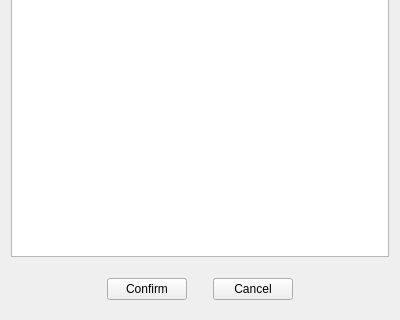
This is src/Editor/Project/KinkSelectionOverlay.ui in RemotelyChaotic/JOIPEngine as Qt 5 draws it before an edit; both pictures show x 0 to 400 and y 180 to 500 of the 400 by 500 pixel window. The edited form follows.
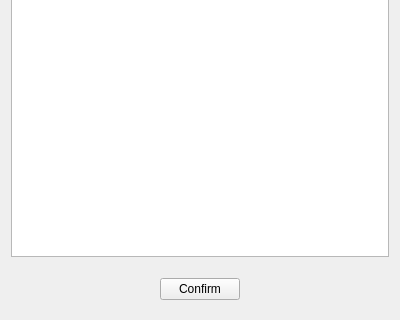
This is the edited form. Custom widgets are drawn as their Qt base class.

What changed in the file:
```diff
--- a/src/Editor/Project/KinkSelectionOverlay.ui
+++ b/src/Editor/Project/KinkSelectionOverlay.ui
@@ -23,22 +23,6 @@
    <item row="2" column="0">
     <widget class="QWidget" name="widget" native="true">
      <layout class="QGridLayout" name="gridLayout">
-      <item row="2" column="2">
-       <spacer name="horizontalSpacer_3">
-        <property name="orientation">
-         <enum>Qt::Horizontal</enum>
-        </property>
-        <property name="sizeType">
-         <enum>QSizePolicy::Fixed</enum>
-        </property>
-        <property name="sizeHint" stdset="0">
-         <size>
-          <width>20</width>
-          <height>20</height>
-         </size>
-        </property>
-       </spacer>
-      </item>
       <item row="2" column="1">
        <widget class="QPushButton" name="pConfirmButton">
         <property name="text">
@@ -59,25 +43,18 @@
         </property>
        </spacer>
       </item>
-      <item row="2" column="5">
-       <spacer name="horizontalSpacer">
-        <property name="orientation">
-         <enum>Qt::Horizontal</enum>
-        </property>
-        <property name="sizeHint" stdset="0">
-         <size>
-          <width>40</width>
-          <height>20</height>
-         </size>
-        </property>
-       </spacer>
-      </item>
       <item row="2" column="3">
-       <widget class="QPushButton" name="pCancelButton">
-        <property name="text">
-         <string>Cancel</string>
+       <spacer name="horizontalSpacer">
+        <property name="orientation">
+         <enum>Qt::Horizontal</enum>
         </property>
-       </widget>
+        <property name="sizeHint" stdset="0">
+         <size>
+          <width>40</width>
+          <height>20</height>
+         </size>
+        </property>
+       </spacer>
       </item>
      </layout>
     </widget>
```
